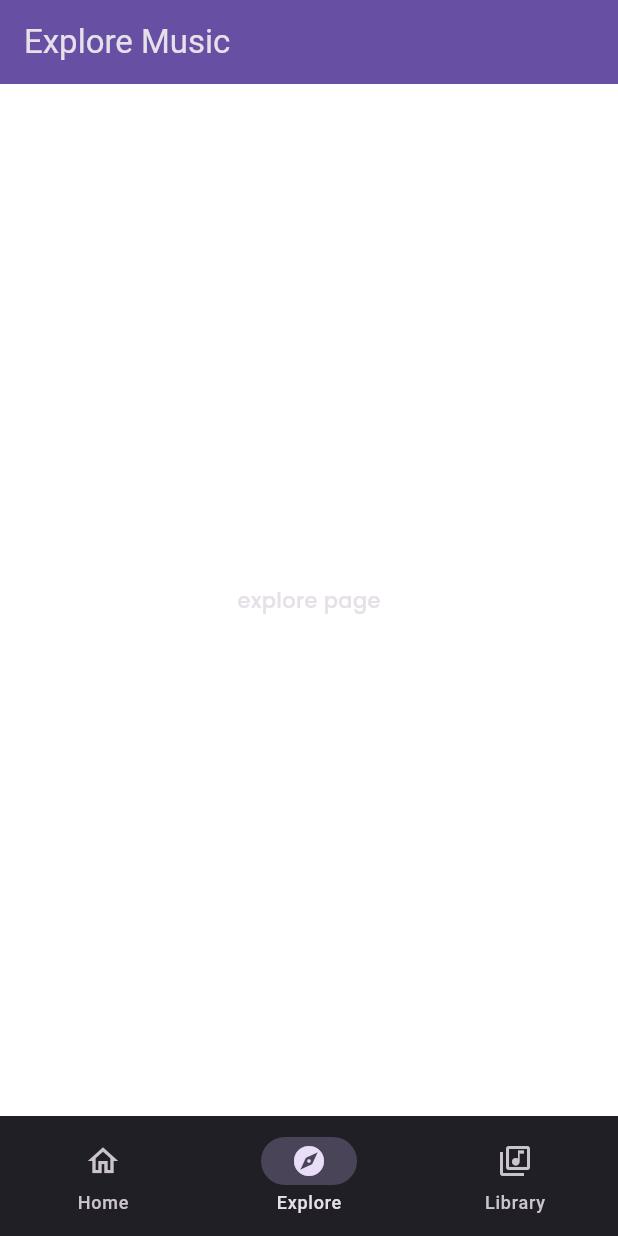
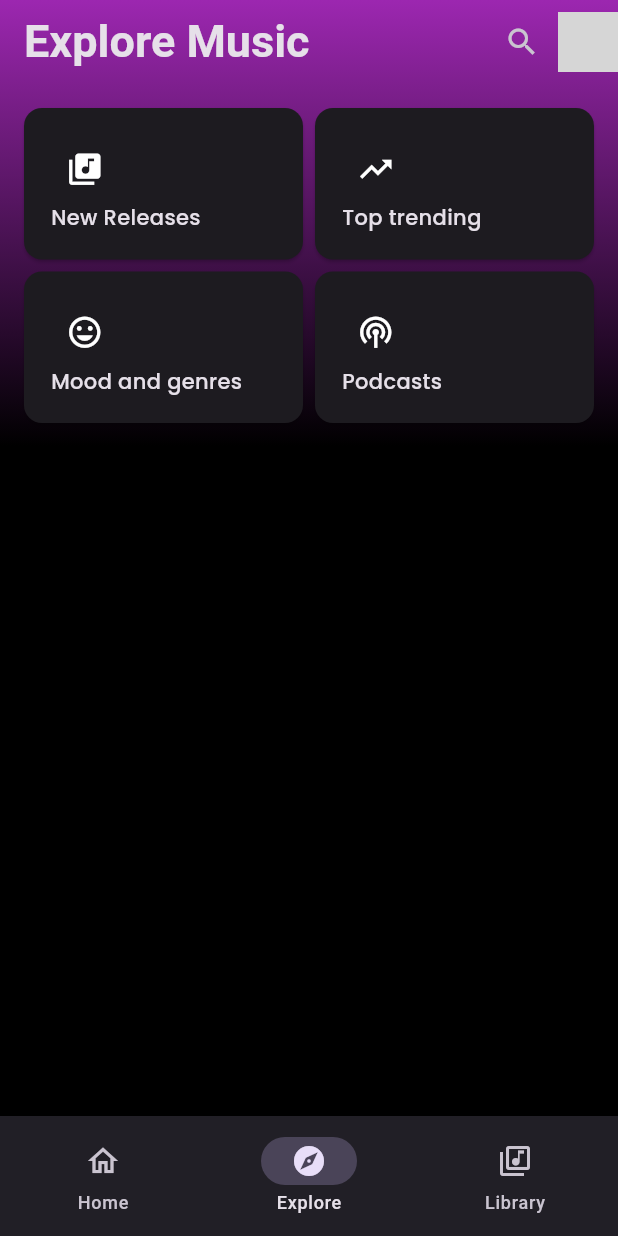
Before and after one commit to ARJITMALIK/titan-music-flutter, a Flutter app: the screen it shows after launch, item 2 of the bottom bar chosen, on a phone screen of 412 x 824 dp. Run offline on Flutter 3.47's test engine with Material 3 defaults, Android fonts, the phone set to English and light mode, and no system bars; network calls fail; grey boxes are pictures that could not be loaded.

```diff
--- a/lib/pages/ExplorePage.dart
+++ b/lib/pages/ExplorePage.dart
@@ -1,19 +1,40 @@
 import 'package:flutter/material.dart';
+import 'package:meow/widgets/SuggestionCard.dart';
+import 'package:meow/widgets/SuggestionStrip.dart';
 
 class ExplorePage extends StatelessWidget {
   const ExplorePage({super.key});
 
   @override
   Widget build(BuildContext context) {
-    return Scaffold(
-      appBar: AppBar(
-        title: const Text("Explore Music"),
-        backgroundColor: Theme.of(context).colorScheme.inversePrimary,
+    return Container(
+      decoration: const BoxDecoration(
+        gradient: LinearGradient(
+          begin: Alignment.topCenter,
+          end: Alignment.bottomCenter,
+          stops: [0, 0.4],
+          colors: [
+            Colors.purple,
+            Colors.black
+          ],
+        ),
       ),
-      body: const Center(
-        child: Column(
-          mainAxisAlignment: MainAxisAlignment.center,
-          children: <Widget>[Text("explore page")],
+      child: Scaffold(
+        appBar: AppBar(
+          title: const Text("Explore Music", style: TextStyle(fontWeight: FontWeight.bold, fontSize: 30),),
+          actions: <Widget>[
+            IconButton(onPressed: () {}, icon: const Icon(Icons.search)),
+            const CircleAvatar(
+              backgroundImage: NetworkImage(
+                  'https://media.licdn.com/dms/image/D4E03AQHZNUkoy3bleg/profile-displayphoto-shrink_200_200/0/1631956275217?e=2147483647&v=beta&t=bgFjdc7Qrut-gVRH5_pXoE64siKuzmSAlC5Fx1rlb0g'),
+            )
+          ],
+          backgroundColor: Colors.transparent,
+        ),
+        body: const Column(
+            children: <Widget>[
+              SuggestionStrip(),
+            ]
         ),
       ),
     );
--- /dev/null
+++ b/lib/widgets/SuggestionCard.dart
@@ -0,0 +1,31 @@
+import 'package:flutter/cupertino.dart';
+import 'package:flutter/material.dart';
+
+class SuggestionCard extends StatelessWidget {
+  const SuggestionCard({super.key, required this.text, required this.iconName});
+
+  final String text;
+  final IconData iconName;
+
+  @override
+  Widget build(BuildContext context) {
+    return Card(
+        child: Container(
+            padding: const EdgeInsets.all(10),
+            margin: const EdgeInsets.all(8),
+            child: Column(
+              mainAxisAlignment: MainAxisAlignment.center,
+              crossAxisAlignment: CrossAxisAlignment.start,
+              mainAxisSize: MainAxisSize.max,
+              children: [
+                Padding(
+                    padding: const EdgeInsets.all(10),
+                    child: Icon(
+                      iconName,
+                      size: 25,
+                    )),
+                Text(text)
+              ],
+            )));
+  }
+}
--- /dev/null
+++ b/lib/widgets/SuggestionStrip.dart
@@ -0,0 +1,38 @@
+import 'package:flutter/cupertino.dart';
+import 'package:flutter/material.dart';
+import 'package:meow/widgets/SuggestionCard.dart';
+
+class SuggestionStrip extends StatelessWidget {
+  const SuggestionStrip({super.key});
+
+  @override
+  Widget build(BuildContext context) {
+    return Container(
+        padding: const EdgeInsets.all(12),
+        child: const Column(
+          mainAxisSize: MainAxisSize.max,
+          children: [
+            Row(
+              children: [
+                Expanded(
+                    child: SuggestionCard(
+                        iconName: Icons.library_music, text: "New Releases")),
+                Expanded(
+                    child: SuggestionCard(
+                        iconName: Icons.trending_up, text: "Top trending"))
+              ],
+            ),
+            Row(
+              children: [
+                Expanded(
+                    child: SuggestionCard(
+                        iconName: Icons.mood, text: "Mood and genres")),
+                Expanded(
+                    child: SuggestionCard(
+                        iconName: Icons.podcasts, text: "Podcasts"))
+              ],
+            ),
+          ],
+        ));
+  }
+}
```
